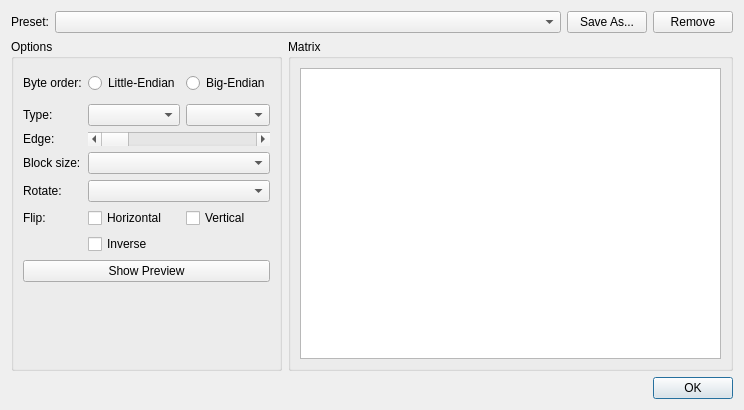
Above: controls/setup/dialogconvert.ui from riuson/lcd-image-converter before the change. Below: the same form after it.
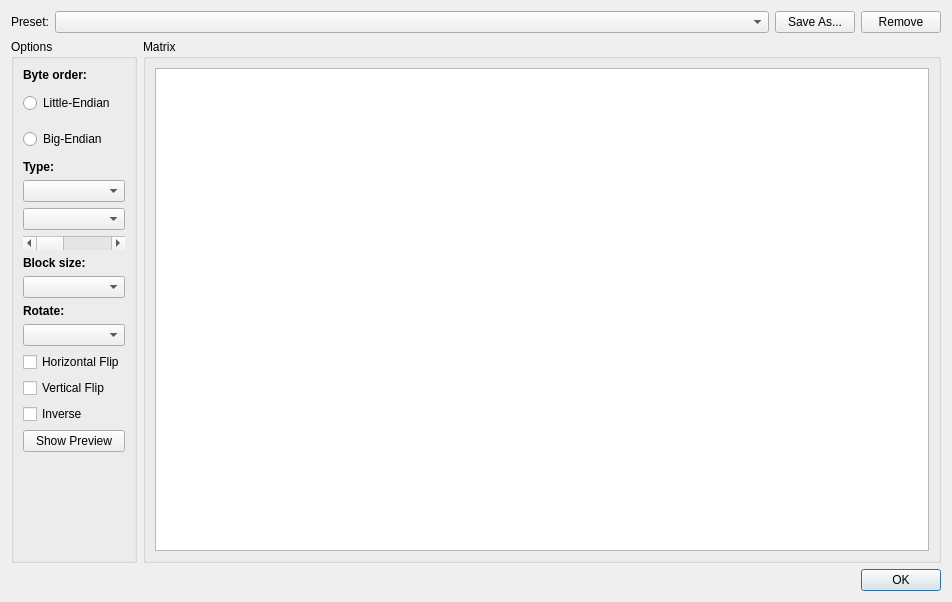
That is the form after the change.

Commit message: Minimized width of dialog 'Conversion Setup'

What changed in the file:
```diff
--- a/controls/setup/dialogconvert.ui
+++ b/controls/setup/dialogconvert.ui
@@ -6,8 +6,8 @@
    <rect>
     <x>0</x>
     <y>0</y>
-    <width>744</width>
-    <height>410</height>
+    <width>952</width>
+    <height>602</height>
    </rect>
   </property>
   <property name="windowTitle">
@@ -59,19 +59,37 @@
     <layout class="QHBoxLayout" name="horizontalLayout_2">
      <item>
       <widget class="QGroupBox" name="groupBox_2">
+       <property name="sizePolicy">
+        <sizepolicy hsizetype="Preferred" vsizetype="Preferred">
+         <horstretch>0</horstretch>
+         <verstretch>0</verstretch>
+        </sizepolicy>
+       </property>
        <property name="title">
         <string>Options</string>
        </property>
-       <layout class="QGridLayout" name="gridLayout">
-        <item row="0" column="0">
+       <layout class="QVBoxLayout" name="verticalLayout_3">
+        <item>
          <widget class="QLabel" name="label_3">
+          <property name="font">
+           <font>
+            <weight>75</weight>
+            <bold>true</bold>
+           </font>
+          </property>
           <property name="text">
            <string>Byte order:</string>
           </property>
          </widget>
         </item>
-        <item row="0" column="1">
+        <item>
          <widget class="QRadioButton" name="radioButtonLittleEndian">
+          <property name="sizePolicy">
+           <sizepolicy hsizetype="Preferred" vsizetype="Fixed">
+            <horstretch>0</horstretch>
+            <verstretch>0</verstretch>
+           </sizepolicy>
+          </property>
           <property name="minimumSize">
            <size>
             <width>0</width>
@@ -83,8 +101,14 @@
           </property>
          </widget>
         </item>
-        <item row="0" column="2">
+        <item>
          <widget class="QRadioButton" name="radioButtonBigEndian">
+          <property name="sizePolicy">
+           <sizepolicy hsizetype="Preferred" vsizetype="Fixed">
+            <horstretch>0</horstretch>
+            <verstretch>0</verstretch>
+           </sizepolicy>
+          </property>
           <property name="minimumSize">
            <size>
             <width>0</width>
@@ -96,48 +120,99 @@
           </property>
          </widget>
         </item>
-        <item row="1" column="0">
+        <item>
          <widget class="QLabel" name="label_4">
+          <property name="font">
+           <font>
+            <weight>75</weight>
+            <bold>true</bold>
+           </font>
+          </property>
           <property name="text">
            <string>Type:</string>
           </property>
          </widget>
         </item>
-        <item row="1" column="1">
-         <widget class="QComboBox" name="comboBoxConversionType"/>
+        <item>
+         <widget class="QComboBox" name="comboBoxConversionType">
+          <property name="sizePolicy">
+           <sizepolicy hsizetype="Preferred" vsizetype="Fixed">
+            <horstretch>0</horstretch>
+            <verstretch>0</verstretch>
+           </sizepolicy>
+          </property>
+         </widget>
         </item>
-        <item row="1" column="2">
-         <widget class="QComboBox" name="comboBoxMonochromeType"/>
+        <item>
+         <widget class="QComboBox" name="comboBoxMonochromeType">
+          <property name="sizePolicy">
+           <sizepolicy hsizetype="Preferred" vsizetype="Fixed">
+            <horstretch>0</horstretch>
+            <verstretch>0</verstretch>
+           </sizepolicy>
+          </property>
+         </widget>
         </item>
-        <item row="2" column="0">
-         <widget class="QLabel" name="label_10">
-          <property name="text">
-           <string>Edge:</string>
+        <item>
+         <widget class="QScrollBar" name="horizontalScrollBarEdge">
+          <property name="sizePolicy">
+           <sizepolicy hsizetype="Preferred" vsizetype="Fixed">
+            <horstretch>0</horstretch>
+            <verstretch>0</verstretch>
+           </sizepolicy>
           </property>
+          <property name="orientation">
+           <enum>Qt::Horizontal</enum>
+          </property>
          </widget>
         </item>
-        <item row="3" column="0">
+        <item>
          <widget class="QLabel" name="label_6">
+          <property name="font">
+           <font>
+            <weight>75</weight>
+            <bold>true</bold>
+           </font>
+          </property>
           <property name="text">
            <string>Block size:</string>
           </property>
          </widget>
         </item>
-        <item row="4" column="0">
+        <item>
+         <widget class="QComboBox" name="comboBoxBlockSize">
+          <property name="sizePolicy">
+           <sizepolicy hsizetype="Preferred" vsizetype="Fixed">
+            <horstretch>0</horstretch>
+            <verstretch>0</verstretch>
+           </sizepolicy>
+          </property>
+         </widget>
+        </item>
+        <item>
          <widget class="QLabel" name="label_11">
+          <property name="font">
+           <font>
+            <weight>75</weight>
+            <bold>true</bold>
+           </font>
+          </property>
           <property name="text">
            <string>Rotate:</string>
           </property>
          </widget>
         </item>
-        <item row="5" column="0">
-         <widget class="QLabel" name="label_5">
-          <property name="text">
-           <string>Flip:</string>
+        <item>
+         <widget class="QComboBox" name="comboBoxRotate">
+          <property name="sizePolicy">
+           <sizepolicy hsizetype="Preferred" vsizetype="Fixed">
+            <horstretch>0</horstretch>
+            <verstretch>0</verstretch>
+           </sizepolicy>
           </property>
          </widget>
         </item>
-        <item row="5" column="1">
+        <item>
          <widget class="QCheckBox" name="checkBoxFlipHorizontal">
           <property name="sizePolicy">
            <sizepolicy hsizetype="Preferred" vsizetype="Fixed">
@@ -146,11 +221,11 @@
            </sizepolicy>
           </property>
           <property name="text">
-           <string>Horizontal</string>
+           <string>Horizontal Flip</string>
           </property>
          </widget>
         </item>
-        <item row="5" column="2">
+        <item>
          <widget class="QCheckBox" name="checkBoxFlipVertical">
           <property name="sizePolicy">
            <sizepolicy hsizetype="Preferred" vsizetype="Fixed">
@@ -159,11 +234,11 @@
            </sizepolicy>
           </property>
           <property name="text">
-           <string>Vertical</string>
+           <string>Vertical Flip</string>
           </property>
          </widget>
         </item>
-        <item row="6" column="1">
+        <item>
          <widget class="QCheckBox" name="checkBoxInverse">
           <property name="sizePolicy">
            <sizepolicy hsizetype="Preferred" vsizetype="Fixed">
@@ -176,7 +251,20 @@
           </property>
          </widget>
         </item>
-        <item row="8" column="1">
+        <item>
+         <widget class="QPushButton" name="pushButtonPreview">
+          <property name="sizePolicy">
+           <sizepolicy hsizetype="Preferred" vsizetype="Fixed">
+            <horstretch>0</horstretch>
+            <verstretch>0</verstretch>
+           </sizepolicy>
+          </property>
+          <property name="text">
+           <string>Show Preview</string>
+          </property>
+         </widget>
+        </item>
+        <item>
          <spacer name="verticalSpacer">
           <property name="orientation">
            <enum>Qt::Vertical</enum>
@@ -189,31 +277,17 @@
           </property>
          </spacer>
         </item>
-        <item row="2" column="1" colspan="2">
-         <widget class="QScrollBar" name="horizontalScrollBarEdge">
-          <property name="orientation">
-           <enum>Qt::Horizontal</enum>
-          </property>
-         </widget>
-        </item>
-        <item row="3" column="1" colspan="2">
-         <widget class="QComboBox" name="comboBoxBlockSize"/>
-        </item>
-        <item row="4" column="1" colspan="2">
-         <widget class="QComboBox" name="comboBoxRotate"/>
-        </item>
-        <item row="7" column="0" colspan="3">
-         <widget class="QPushButton" name="pushButtonPreview">
-          <property name="text">
-           <string>Show Preview</string>
-          </property>
-         </widget>
-        </item>
        </layout>
       </widget>
      </item>
      <item>
       <widget class="QGroupBox" name="groupBox">
+       <property name="sizePolicy">
+        <sizepolicy hsizetype="Expanding" vsizetype="Preferred">
+         <horstretch>0</horstretch>
+         <verstretch>0</verstretch>
+        </sizepolicy>
+       </property>
        <property name="title">
         <string>Matrix</string>
        </property>
```
The commit also changes 1 other file.
